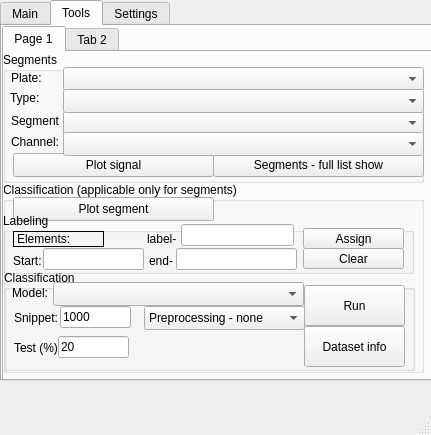
First picture: the form in gui_files/empa_gui.ui, repository sergey32355/ANDRITZ, before the edit.
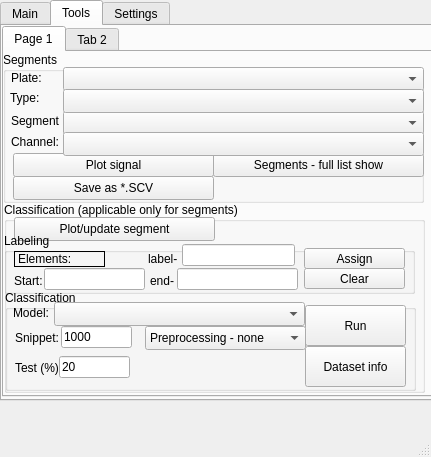
Second picture: the form after the edit.

Patch:
```diff
--- a/gui_files/empa_gui.ui
+++ b/gui_files/empa_gui.ui
@@ -7,7 +7,7 @@
     <x>0</x>
     <y>0</y>
     <width>431</width>
-    <height>435</height>
+    <height>457</height>
    </rect>
   </property>
   <property name="windowTitle">
@@ -20,7 +20,7 @@
       <x>0</x>
       <y>0</y>
       <width>441</width>
-      <height>381</height>
+      <height>401</height>
      </rect>
     </property>
     <property name="currentIndex">
@@ -222,7 +222,7 @@
         <x>0</x>
         <y>0</y>
         <width>431</width>
-        <height>361</height>
+        <height>371</height>
        </rect>
       </property>
       <widget class="QWidget" name="tab_4">
@@ -235,7 +235,7 @@
           <x>-1</x>
           <y>0</y>
           <width>421</width>
-          <height>131</height>
+          <height>151</height>
          </rect>
         </property>
         <property name="title">
@@ -381,12 +381,25 @@
           <string>Channel:</string>
          </property>
         </widget>
+        <widget class="QPushButton" name="unload_as_csv_button_data_button_3">
+         <property name="geometry">
+          <rect>
+           <x>10</x>
+           <y>124</y>
+           <width>201</width>
+           <height>24</height>
+          </rect>
+         </property>
+         <property name="text">
+          <string>Save as *.SCV</string>
+         </property>
+        </widget>
        </widget>
        <widget class="QGroupBox" name="groupBox_5">
         <property name="geometry">
          <rect>
-          <x>-1</x>
-          <y>130</y>
+          <x>0</x>
+          <y>150</y>
           <width>421</width>
           <height>191</height>
          </rect>
@@ -404,7 +417,7 @@
           </rect>
          </property>
          <property name="text">
-          <string>Plot segment</string>
+          <string>Plot/update segment</string>
          </property>
         </widget>
         <widget class="QGroupBox" name="groupBox_6">
```
